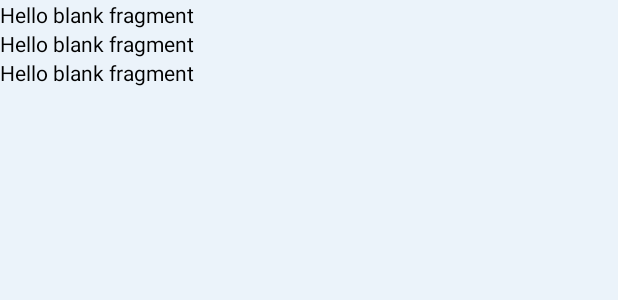
After one commit to antagonisuto/STS, an Android app: the layout fragment_marfa1.xml on its own in the app's theme, with its tools: preview values and no code run, on a phone screen of 412 x 824 dp. The commit adds this screen. Shown: the top 300 px of the screen. Run offline under Robolectric (Android 15) with nearby library versions, the phone set to English and light mode, and no system bars.

Commit message:
Correctness of architecture 1.0
Signed-off-by: Kuanysh Salyk <kazakhkuka@gmail.com>

```diff
--- a/app/src/main/java/com/example/soultosoul/CudiQ/Fragments/MainFragments/MainPageFragment.java
+++ b/app/src/main/java/com/example/soultosoul/CudiQ/Fragments/MainFragments/MainPageFragment.java
@@ -32,7 +32,6 @@ public class MainPageFragment extends Fragment implements GroupOfPeopleAdapter.C
     RecyclerView recyclerOfStory;
     @BindView(R.id.recyclerOfTag)
     RecyclerView recyclerOfTag;
-
     private GroupOfPeopleAdapter adapterForKids;
     private List<String> arrDataAboutGroup = new ArrayList<>();
 
--- a/app/src/main/java/com/example/soultosoul/CudiQ/Fragments/MainFragments/MessageFragment.java
+++ b/app/src/main/java/com/example/soultosoul/CudiQ/Fragments/MainFragments/MessageFragment.java
@@ -29,7 +29,7 @@ public class MessageFragment extends Fragment {
     @Override
     public void onViewCreated(@NonNull View view, @Nullable Bundle savedInstanceState) {
         super.onViewCreated(view, savedInstanceState);
-        viewModel = new ViewModelProvider(this).get(MainViewModel.class);
+        viewModel = new ViewModelProvider(requireActivity()).get(MainViewModel.class);
         textView = view.findViewById(R.id.someMessage);
         viewModel.getAllBlogData().observe(requireActivity(), blogs -> {
             if (blogs != null) {
--- a/app/src/main/java/com/example/soultosoul/CudiQ/adapters/GroupOfPeopleAdapter.java
+++ b/app/src/main/java/com/example/soultosoul/CudiQ/adapters/GroupOfPeopleAdapter.java
@@ -21,7 +21,6 @@ import java.util.List;
  */
 public class GroupOfPeopleAdapter extends RecyclerView.Adapter<GroupOfPeopleAdapter.ViewHolder> {
     private Context mContext;
-
     private List<String> mDataList;
     private ClickListener clickListener;
 
--- a/app/src/main/res/layout/fragment_call.xml
+++ b/app/src/main/res/layout/fragment_call.xml
@@ -7,6 +7,7 @@
 
     <!-- TODO: Update blank fragment layout -->
     <TextView
+        android:id="@+id/callId"
         android:layout_width="match_parent"
         android:layout_height="match_parent"
         android:text="CALL" />
--- /dev/null
+++ b/app/src/main/res/layout/fragment_marfa1.xml
@@ -0,0 +1,32 @@
+<?xml version="1.0" encoding="utf-8"?>
+<LinearLayout xmlns:android="http://schemas.android.com/apk/res/android"
+    xmlns:tools="http://schemas.android.com/tools"
+    android:layout_width="match_parent"
+    android:layout_height="match_parent"
+    android:background="@color/link_waterMarfa"
+    android:orientation="vertical"
+    tools:context=".CudiQ.Fragments.OtherFragments.Marfa1Fragment">
+
+    <!-- TODO: Update blank fragment layout -->
+    <TextView
+        android:id="@+id/text12a"
+        android:layout_width="match_parent"
+        android:layout_height="wrap_content"
+        android:text="@string/hello_blank_fragment"
+        android:textColor="@color/blackColor" />
+
+    <TextView
+        android:id="@+id/text123a"
+        android:layout_width="match_parent"
+        android:layout_height="wrap_content"
+        android:text="@string/hello_blank_fragment"
+        android:textColor="@color/blackColor" />
+
+    <TextView
+        android:id="@+id/text124a"
+        android:layout_width="match_parent"
+        android:layout_height="wrap_content"
+        android:text="@string/hello_blank_fragment"
+        android:textColor="@color/blackColor" />
+
+</LinearLayout>
--- a/app/src/main/res/layout/fragment_profile.xml
+++ b/app/src/main/res/layout/fragment_profile.xml
@@ -3,12 +3,15 @@
     xmlns:tools="http://schemas.android.com/tools"
     android:layout_width="match_parent"
     android:layout_height="match_parent"
+    android:background="@color/link_waterMarfa"
     tools:context=".CudiQ.Fragments.MainFragments.ProfileFragment">
 
     <!-- TODO: Update blank fragment layout -->
     <TextView
+        android:id="@+id/profileText"
         android:layout_width="match_parent"
         android:layout_height="match_parent"
+        android:textColor="@color/blackColor"
         android:text="Profile" />
 
 </FrameLayout>
```
Also changed, not shown: app/src/main/AndroidManifest.xml (+4 -4 lines), app/src/main/java/com/example/soultosoul/CudiQ/Fragments/MainFragments/CallFragment.java (+9 -1 lines), app/src/main/java/com/example/soultosoul/CudiQ/Fragments/MainFragments/ProfileFragment.java (+11 -0 lines), app/src/main/java/com/example/soultosoul/CudiQ/Fragments/OtherFragments/Marfa1Fragment.java (added, +50 -0 lines), app/src/main/java/com/example/soultosoul/CudiQ/Fragments/OtherFragments/Marfa2Fragment.kt (added, +30 -0 lines), app/src/main/java/com/example/soultosoul/CudiQ/viewmodels/MainViewModel.java (+9 -0 lines), app/src/main/res/layout/fragment_marfa2.xml (added, +32 -0 lines), app/src/main/java/com/example/soultosoul/CudiQ/Activity/MainPagerAct.kt (line endings or trailing spaces).
